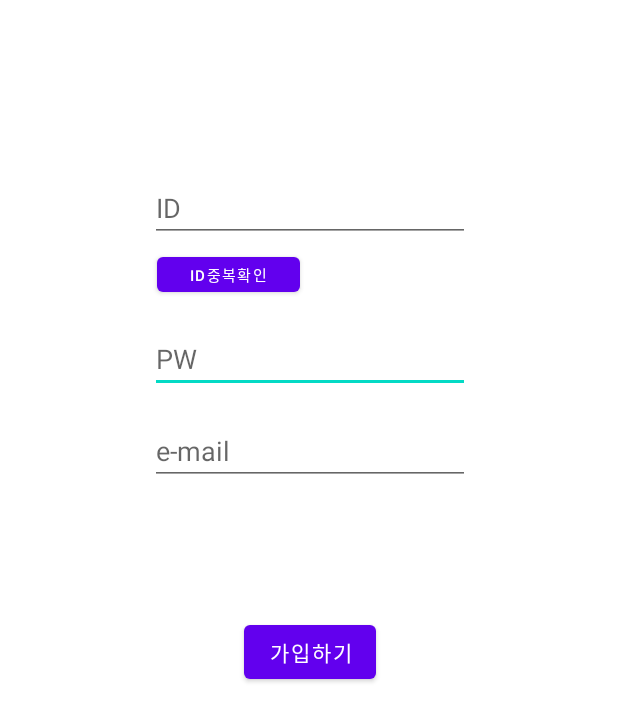
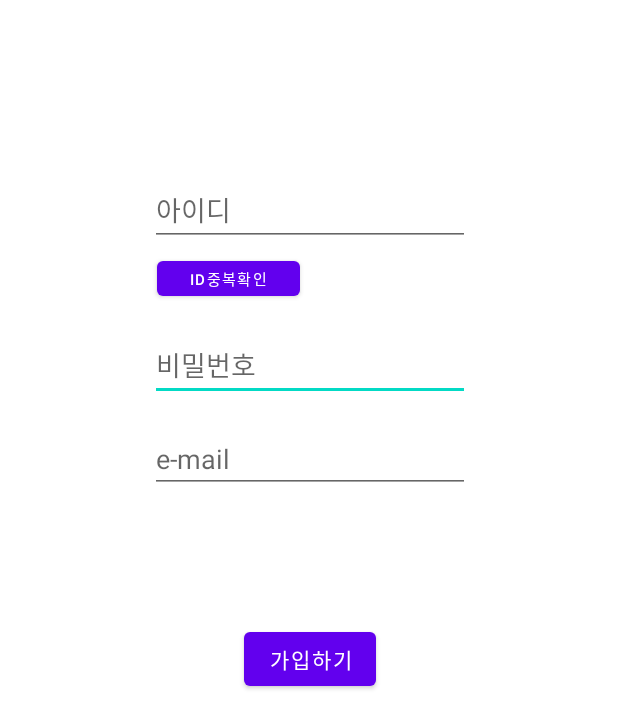
Before and after one commit to hswest/GURU_ANDROID, an Android app: the RegisterActivity screen opened directly, with no data from a screen before it, on a phone screen of 412 x 824 dp. Shown: the top 728 px of the screen. Run offline under Robolectric (Android 15) with nearby library versions, the phone set to English and light mode, and no system bars.

Commit message:
register xml - Id 한글로 수정 : 아이디, 비밀번호로

```diff
--- a/app/src/main/res/layout/activity_register.xml
+++ b/app/src/main/res/layout/activity_register.xml
@@ -12,7 +12,7 @@
         android:layout_height="wrap_content"
         android:layout_marginTop="16dp"
         android:ems="10"
-        android:hint="PW"
+        android:hint="비밀번호"
         android:inputType="textPassword"
         app:layout_constraintEnd_toEndOf="parent"
         app:layout_constraintHorizontal_bias="0.502"
@@ -39,7 +39,7 @@
         android:layout_height="wrap_content"
         android:layout_marginTop="116dp"
         android:ems="10"
-        android:hint="ID"
+        android:hint="아이디"
         android:inputType="textPersonName"
         android:textAlignment="textStart"
         app:layout_constraintEnd_toEndOf="parent"
```
